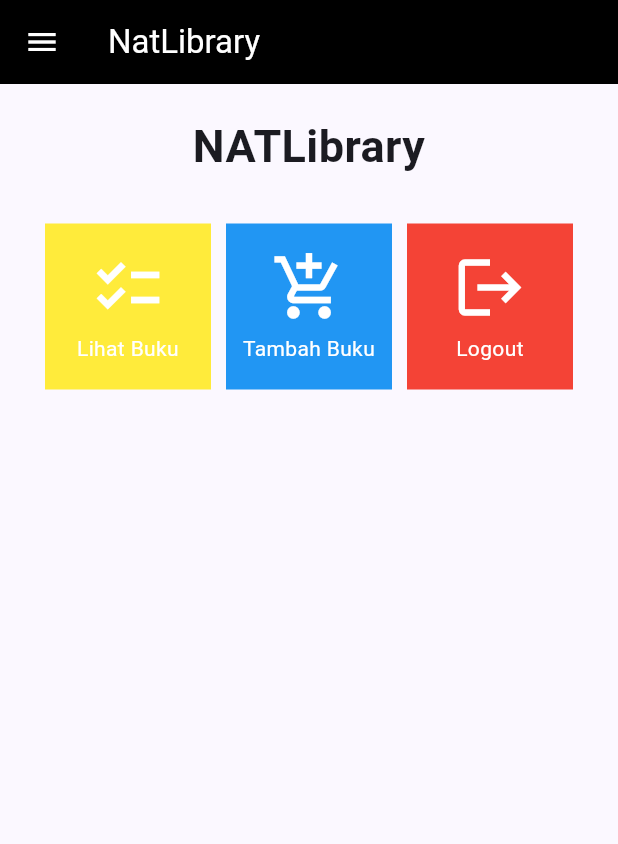
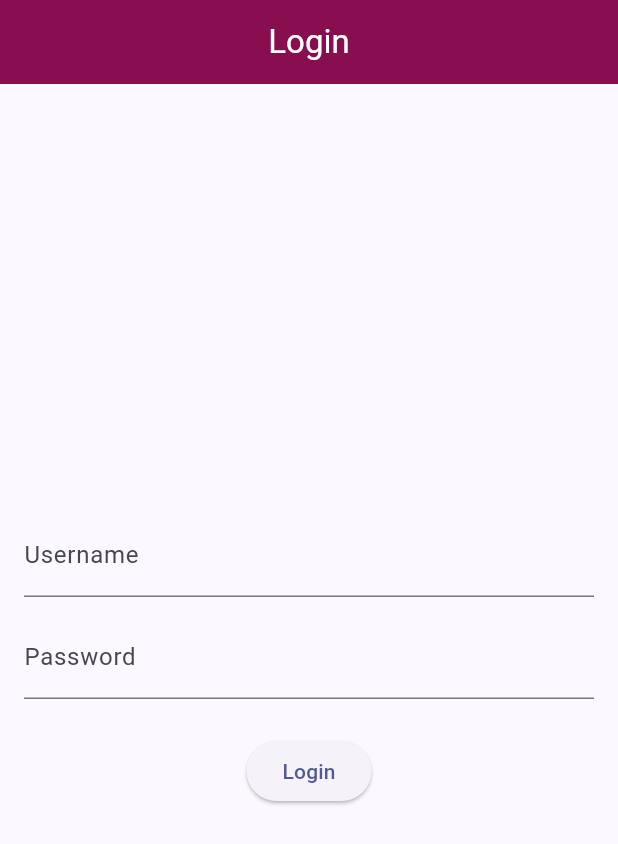
Before and after one commit to nandanathaniela/natlibrary-mobile, a Flutter app: the screen it shows after launch, on a phone screen of 412 x 824 dp. Shown: the top 844 px of the screen. Run offline on Flutter 3.47's test engine with Material 2 defaults, Android fonts, the light colour scheme and no system bars; missing offline and left inert: pbp_django_auth.

Commit message:
tugas09 done

```diff
--- a/lib/main.dart
+++ b/lib/main.dart
@@ -1,23 +1,30 @@
 import 'package:flutter/material.dart';
-import 'package:natlibrary/screens/menu.dart';
+import 'package:natlibrary/screens/login.dart';
+import 'package:provider/provider.dart';
+import 'package:pbp_django_auth/pbp_django_auth.dart';
 
 void main() {
   runApp(const MyApp());
 }
 
 class MyApp extends StatelessWidget {
-  const MyApp({super.key});
+  const MyApp({Key? key}) : super(key: key);
 
-  // This widget is the root of your application.
   @override
   Widget build(BuildContext context) {
-    return MaterialApp(
-      title: 'NATLIBRARY',
-      theme: ThemeData(
-        colorScheme: ColorScheme.fromSeed(seedColor: Colors.indigo),
-        useMaterial3: true,
+    return Provider(
+      create: (_) {
+        CookieRequest request = CookieRequest();
+        return request;
+      },
+      child: MaterialApp(
+        title: 'NATLIBRARY',
+        theme: ThemeData(
+          colorScheme: ColorScheme.fromSeed(seedColor: Colors.indigo),
+          useMaterial3: true,
+        ),
+        home: const LoginPage(),
       ),
-      home: MyHomePage(),
     );
   }
 }
--- /dev/null
+++ b/lib/screens/login.dart
@@ -0,0 +1,126 @@
+import 'package:natlibrary/screens/menu.dart';
+import 'package:flutter/material.dart';
+import 'package:pbp_django_auth/pbp_django_auth.dart';
+import 'package:provider/provider.dart';
+
+void main() {
+    runApp(const LoginApp());
+}
+
+class LoginApp extends StatelessWidget {
+const LoginApp({super.key});
+
+@override
+Widget build(BuildContext context) {
+    return MaterialApp(
+        title: 'Login',
+        theme: ThemeData(
+            primarySwatch: Colors.blue,
+    ),
+    home: const LoginPage(),
+    );
+    }
+}
+
+class LoginPage extends StatefulWidget {
+    const LoginPage({super.key});
+
+    @override
+    State<LoginPage> createState() {
+      return _LoginPageState();
+    }
+}
+
+class _LoginPageState extends State<LoginPage> {
+    final TextEditingController _usernameController = TextEditingController();
+    final TextEditingController _passwordController = TextEditingController();
+
+    @override
+    Widget build(BuildContext context) {
+        final request = context.watch<CookieRequest>();
+        return Scaffold(
+            appBar: AppBar(
+                title: const Center(
+                  child: Text('Login'),
+                ),
+                backgroundColor: Colors.pink.shade900,
+                foregroundColor: Colors.white,
+            ),
+            body: Container(
+                padding: const EdgeInsets.all(16.0),
+                child: Column(
+                    mainAxisAlignment: MainAxisAlignment.center,
+                    children: [
+                        TextField(
+                            controller: _usernameController,
+                            decoration: const InputDecoration(
+                                labelText: 'Username',
+                            ),
+                        ),
+                        const SizedBox(height: 12.0),
+                        TextField(
+                            controller: _passwordController,
+                            decoration: const InputDecoration(
+                                labelText: 'Password',
+                            ),
+                            obscureText: true,
+                        ),
+                        const SizedBox(height: 24.0),
+                        ElevatedButton(
+                            onPressed: () async {
+                                String username = _usernameController.text;
+                                String password = _passwordController.text;
+
+                                // Cek kredensial
+                                // Untuk menyambungkan Android emulator dengan Django pada localhost,
+                                // gunakan URL http://10.0.2.2/
+                                final response = await request.login("http://127.0.0.1:8000/auth/login/", {
+                                'username': username,
+                                'password': password,
+                                });
+
+                                if (request.loggedIn) {
+                                    if(context.mounted){
+
+                                      String message = response['message'];
+                                      String uname = response['username'];
+                                      Navigator.pushReplacement(
+                                          context,
+                                          MaterialPageRoute(builder: (context) => MyHomePage()),
+                                      );
+                                      ScaffoldMessenger.of(context)
+                                          ..hideCurrentSnackBar()
+                                          ..showSnackBar(
+                                              SnackBar(content: Text("$message Selamat datang, $uname.")));
+
+                                    }
+                                    } else {
+                                      if(context.mounted){
+                                        showDialog(
+                                            context: context,
+                                            builder: (context) => AlertDialog(
+                                                title: const Text('Login Gagal'),
+                                                content:
+                                                    Text(response['message']),
+                                                actions: [
+                                                    TextButton(
+                                                        child: const Text('OK'),
+                                                        onPressed: () {
+                                                            Navigator.pop(context);
+                                                        },
+                                                    ),
+                                                ],
+                                            ),
+                                        );
+
+                                      }
+                                }
+                            },
+                            child: const Text('Login'),
+                        ),
+                    ],
+                ),
+            ),
+        );
+    }
+}
--- a/pubspec.yaml
+++ b/pubspec.yaml
@@ -35,6 +35,9 @@
   # The following adds the Cupertino Icons font to your application.
   # Use with the CupertinoIcons class for iOS style icons.
   cupertino_icons: ^1.0.2
+  provider: ^6.1.1
+  pbp_django_auth: ^0.4.0
+  http: ^1.1.0
 
 dev_dependencies:
   flutter_test:
```
Also changed, not shown: lib/models/product.dart (added, +69 -0 lines), lib/screens/list_product.dart (added, +120 -0 lines), lib/screens/product_detail.dart (added, +49 -0 lines), lib/screens/shoplist_form.dart (+43 -1 lines), lib/widgets/left_drawer.dart (+7 -6 lines), lib/widgets/shop_card.dart (+40 -10 lines), pubspec.lock, 3 other files.
